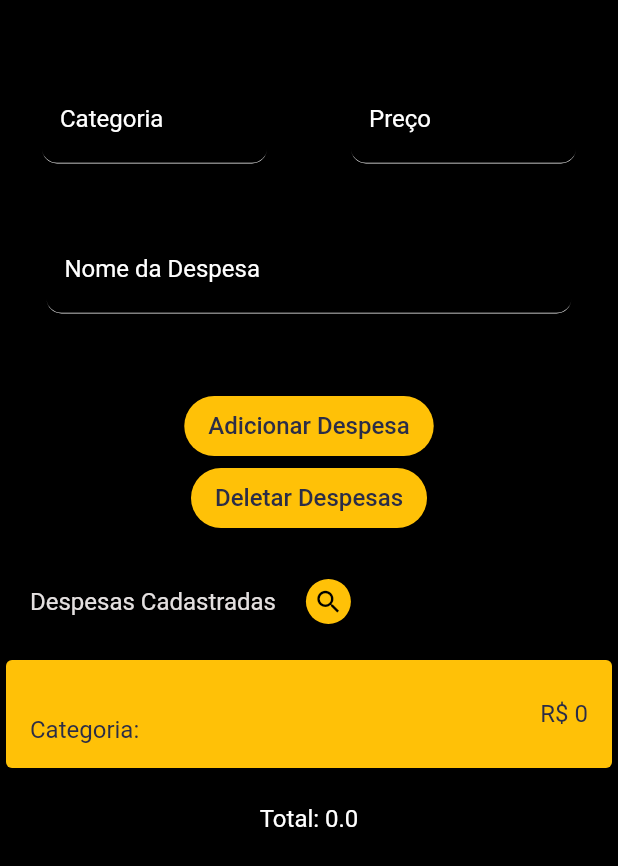
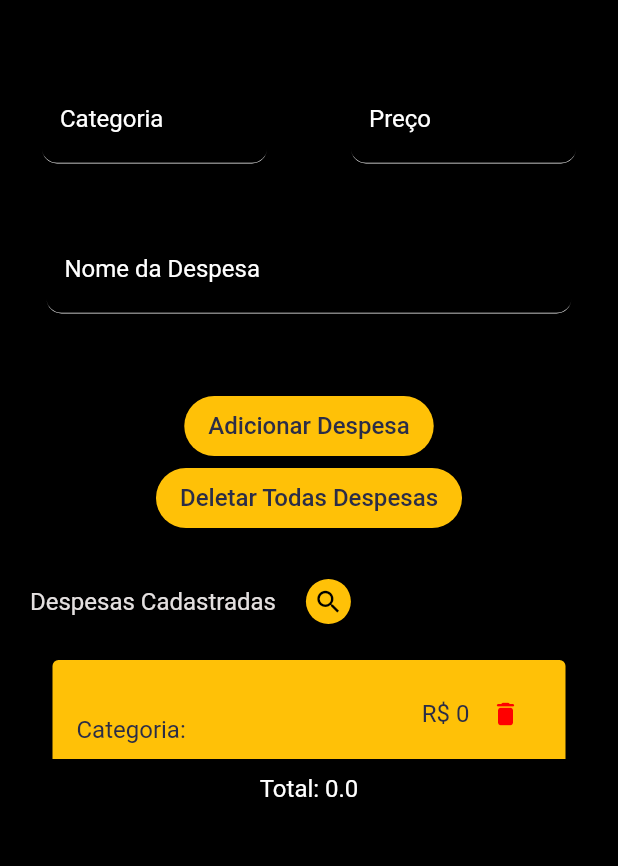
Before and after one commit to fabiovazz/expense_manager, a Flutter app: the ExpensesPage screen opened directly, after a tap on "Adicionar Despesa", on a phone screen of 412 x 824 dp. Shown: the top 866 px of the screen. Run offline on Flutter 3.47's test engine with Material 2 defaults, Android fonts, the phone set to English and light mode, and no system bars; our stand-ins replace currency_text_input_formatter, sqflite; accounts and stored records are empty; Roboto replaces fonts that are missing (Poppins).

Commit message:
Implementado os métodos de CRUD de despesas

```diff
--- a/lib/models/expense.dart
+++ b/lib/models/expense.dart
@@ -1,20 +1,23 @@
 class Expense {
   static const String table = 'expenses';
+  static const String colId = 'id';
   static const String colName = 'name';
   static const String colAmount = 'amount';
   static const String colType = 'type';
 
+  int? id;
   final String name;
   final num amount;
   final String type;
 
   Expense({
+    this.id,
     required this.name,
     required this.amount,
     required this.type,
   });
 
   Map<String, dynamic> toMap() {
-    return {colName: name, colAmount: amount, colType: type};
+    return {colId: id, colName: name, colAmount: amount, colType: type};
   }
 }
--- a/lib/pages/expenses.dart
+++ b/lib/pages/expenses.dart
@@ -15,6 +15,8 @@ class _ExpensesPage extends State<ExpensesPage> {
   List<Expense> expenses = [];
   final ExpenseDAO _dao = ExpenseDAO();
   bool _isSearching = false;
+  bool _isEditing = false;
+  int? _idExpenseSelected;
   TextEditingController nameExpense = TextEditingController();
   TextEditingController searchExpense = TextEditingController();
   TextEditingController typeExpense = TextEditingController();
@@ -175,19 +177,20 @@ class _ExpensesPage extends State<ExpensesPage> {
                     const Padding(padding: EdgeInsets.only(top: 30)),
                     FilledButton(
                         onPressed: () {
-                          _dao
-                              .insert(Expense(
-                                name: nameExpense.text,
-                                type: typeExpense.text,
-                                amount: formatter.getUnformattedValue(),
-                              ))
-                              .then((value) => getExpenses());
+                          _isEditing ? handleUpdate() : handleAdd();
                         },
                         style: const ButtonStyle(
                           backgroundColor:
                               MaterialStatePropertyAll(Colors.amber),
                         ),
-                        child: const Text(
+                        child: _isEditing
+                            ? const Text(
+                                style: TextStyle(
+                                  color: Color.fromRGBO(43, 45, 71, 1),
+                                  fontSize: 16,
+                                ),
+                                "Editar Despesa")
+                            : const Text(
                                 style: TextStyle(
                                   color: Color.fromRGBO(43, 45, 71, 1),
                                   fontSize: 16,
@@ -206,7 +209,7 @@ class _ExpensesPage extends State<ExpensesPage> {
                               color: Color.fromRGBO(43, 45, 71, 1),
                               fontSize: 16,
                             ),
-                            "Deletar Despesas")),
+                            "Deletar Todas Despesas")),
                     const Padding(padding: EdgeInsets.only(top: 30)),
                     Row(
                       children: [
@@ -247,8 +250,8 @@ class _ExpensesPage extends State<ExpensesPage> {
                                   Align(
                                     alignment: const AlignmentDirectional(0, 0),
                                     child: SizedBox(
-                                      width: 200,
-                                      height: 80,
+                                      width: 350,
+                                      height: 50,
                                       child: TextFormField(
                                         keyboardType: TextInputType.name,
                                         onChanged: (value) => {
@@ -293,10 +296,11 @@ class _ExpensesPage extends State<ExpensesPage> {
                     ),
                     const Padding(padding: EdgeInsets.only(top: 20)),
                     SizedBox(
-                      height: expenses.length * 80.0,
+                      width: 350,
+                      height: expenses.length * 70.0,
                       child: listExpenses(),
                     ),
-                    const Padding(padding: EdgeInsets.only(top: 20)),
+                    const Padding(padding: EdgeInsets.only(top: 10)),
                     Text(
                         style: const TextStyle(
                           fontFamily: 'Poppins',
@@ -320,6 +324,42 @@ class _ExpensesPage extends State<ExpensesPage> {
     {
       return totalAmount;
     }
+  }
+
+  handleUpdate() {
+    _dao
+        .update(Expense(
+          id: _idExpenseSelected,
+          name: nameExpense.text,
+          type: typeExpense.text,
+          amount: formatter.getUnformattedValue(),
+        ))
+        .then((value) => {
+              setState(() {
+                _isEditing = false;
+              }),
+              getExpenses()
+            });
+  }
+
+  handleDelete(int? id) {
+    if (id == null) return;
+    _dao.deleteById(id).then((value) => {
+          setState(() {
+            _isEditing = false;
+          }),
+          getExpenses()
+        });
+  }
+
+  handleAdd() {
+    _dao
+        .insert(Expense(
+          name: nameExpense.text,
+          type: typeExpense.text,
+          amount: formatter.getUnformattedValue(),
+        ))
+        .then((value) => getExpenses());
   }
 
   listExpenses() {
@@ -351,18 +391,41 @@ class _ExpensesPage extends State<ExpensesPage> {
                           fontSize: 16,
                         ),
                         'Categoria: ${filteredExpenses[index].type}'),
-                    trailing: Text(
+                    trailing: SizedBox(
+                      width: 120,
+                      height: 20,
+                      child: Row(
+                        crossAxisAlignment: CrossAxisAlignment.center,
+                        mainAxisAlignment: MainAxisAlignment.end,
+                        children: [
+                          Text(
                               style: const TextStyle(
                                 color: Color.fromRGBO(43, 45, 71, 1),
                                 fontSize: 16,
                               ),
                               'R\$ ${filteredExpenses[index].amount}'),
+                          IconButton(
+                            onPressed: () {
+                              handleDelete(filteredExpenses[index].id);
+                            },
+                            splashRadius: 15,
+                            alignment: Alignment.center,
+                            iconSize: 20,
+                            padding: EdgeInsets.zero,
+                            color: const Color.fromARGB(255, 255, 0, 0),
+                            icon: const Icon(Icons.delete_rounded),
+                          )
+                        ],
+                      ),
+                    ),
                     onTap: () {
                       setState(() {
+                        _idExpenseSelected = filteredExpenses[index].id;
                         nameExpense.text = filteredExpenses[index].name;
                         typeExpense.text = filteredExpenses[index].type;
                         amountExpense.text =
                             filteredExpenses[index].amount.toString();
+                        _isEditing = true;
                       });
                     },
                   ));
```
Also changed, not shown: lib/models/expense_dao.dart (+13 -0 lines). Lines whose indentation alone changed are shown as unchanged.
